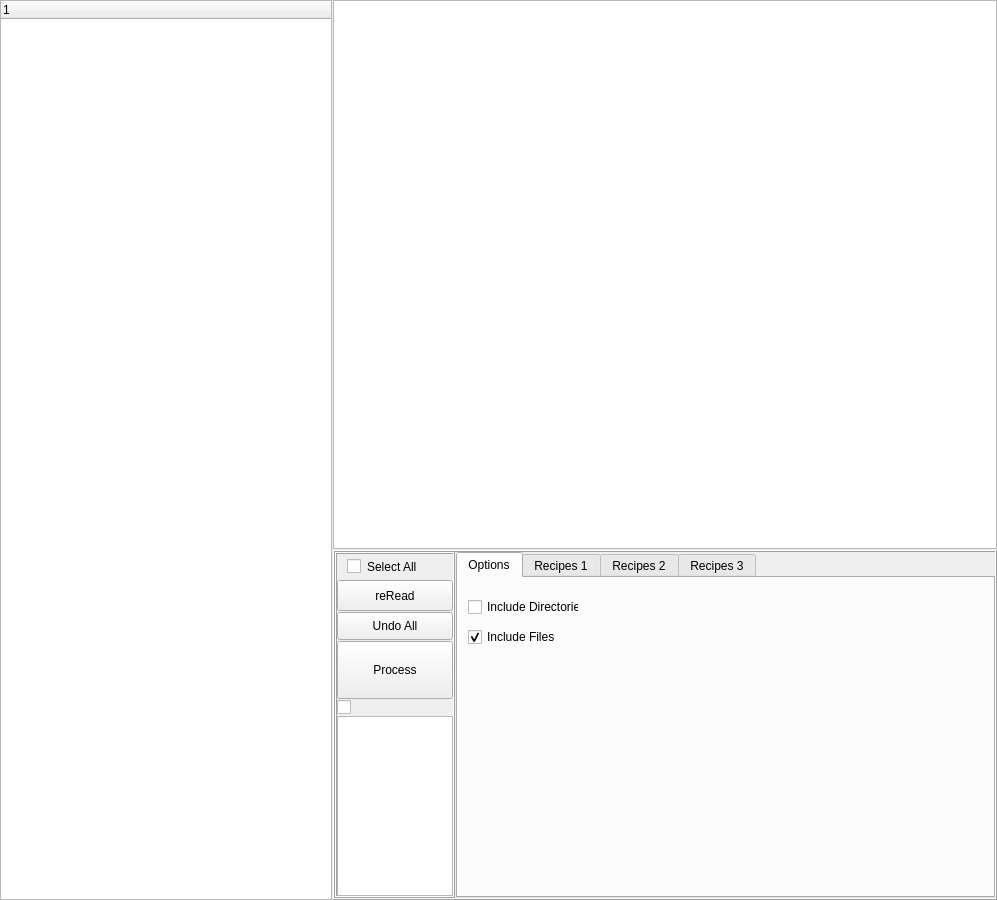
Above: qt_002_dirTree/qt_002_dirtree.ui from PoorLissa/qt_renamer before the change. Below: the same form after it.
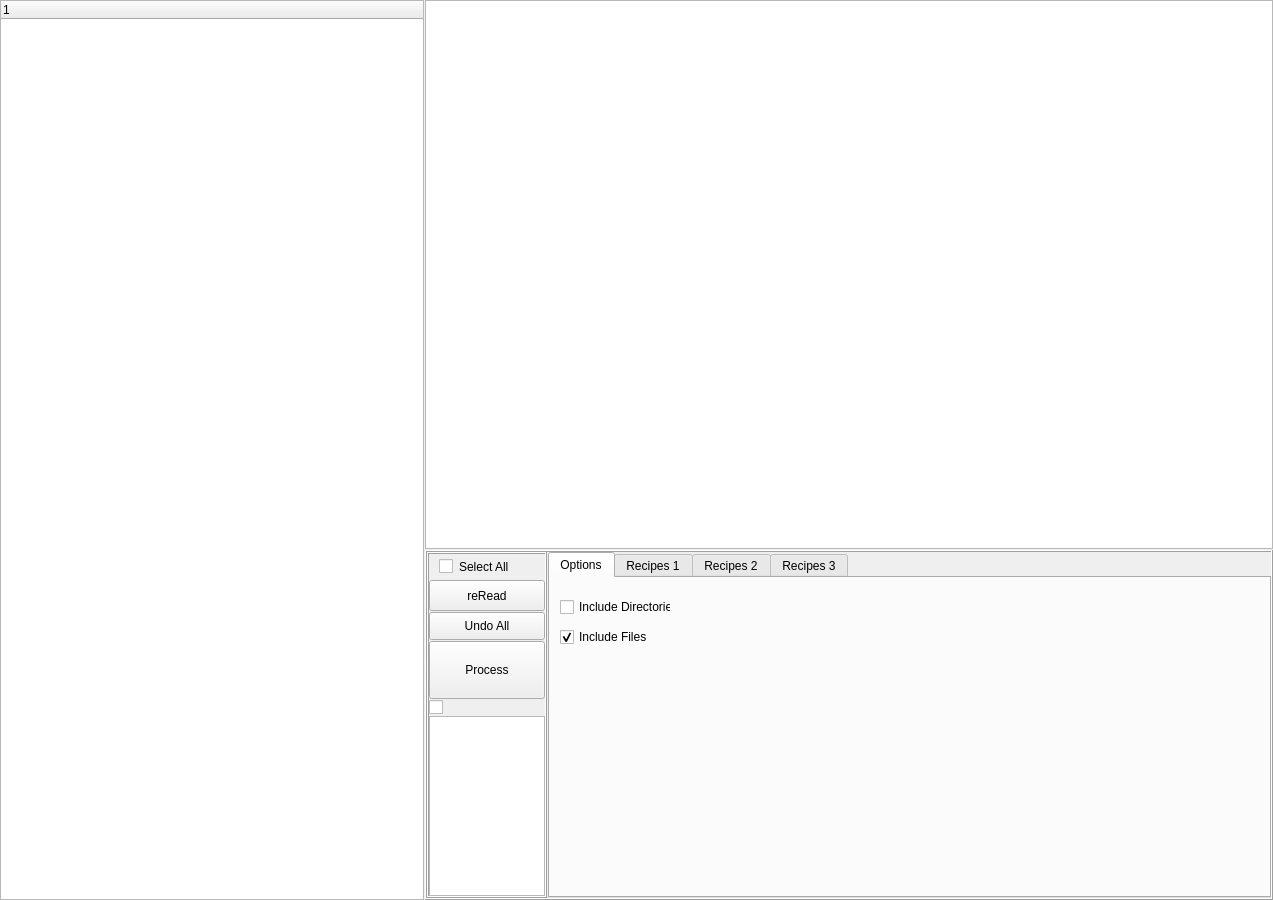
That is the form after the change. The open tabs and pages were chosen to show the change.

```diff
--- a/qt_002_dirTree/qt_002_dirtree.ui
+++ b/qt_002_dirTree/qt_002_dirtree.ui
@@ -6,7 +6,7 @@
    <rect>
     <x>0</x>
     <y>0</y>
-    <width>997</width>
+    <width>1273</width>
     <height>900</height>
    </rect>
   </property>
```
Left out of the diff: 4 changed lines with no effect on the pictures.
